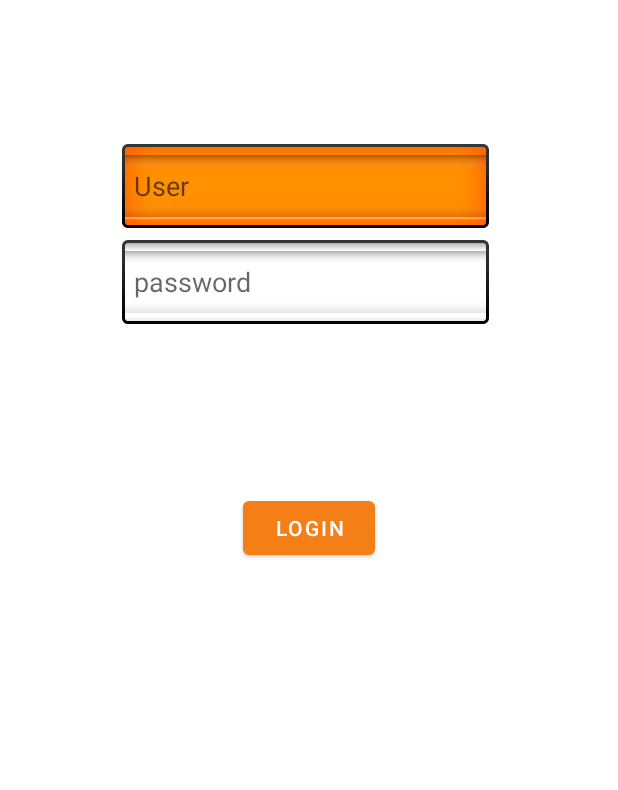
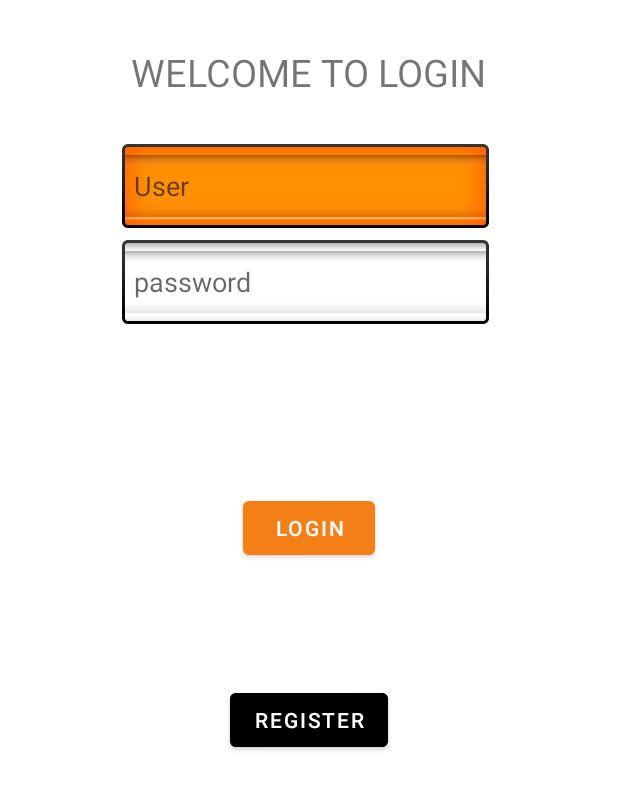
Before and after one commit to MarGualtieri/HomeBankingAndroid, an Android app: the screen it shows after launch (Login), on a phone screen of 412 x 824 dp. Shown: the top 790 px of the screen. Run offline under Robolectric (Android 15) with nearby library versions, the phone set to English and light mode, and no system bars; our stand-ins replace RxJava.

Commit message:
Register volley test

```diff
--- a/app/src/main/AndroidManifest.xml
+++ b/app/src/main/AndroidManifest.xml
@@ -5,6 +5,7 @@
     <uses-permission android:name="android.permission.INTERNET" />
 
     <application
+        android:usesCleartextTraffic="true"
         android:allowBackup="true"
         android:icon="@mipmap/ic_launcher"
         android:label="@string/app_name"
@@ -17,6 +18,10 @@
         <activity
             android:name=".Login"
             android:exported="true" />
+        <activity
+            android:name=".Register"
+            android:exported="true" />
+
         <activity android:name=".SplashScreen">
             <intent-filter>
                 <action android:name="android.intent.action.MAIN" />
--- a/app/src/main/java/ar/test/banco/Login.java
+++ b/app/src/main/java/ar/test/banco/Login.java
@@ -6,19 +6,38 @@ import androidx.fragment.app.Fragment;
 import android.content.Intent;
 import android.os.Bundle;
 
+import android.text.TextUtils;
 import android.view.View;
 import android.widget.Button;
 import android.widget.EditText;
 import android.widget.Toast;
 
+import ar.test.banco.Retrofit.IMyService;
+import ar.test.banco.Retrofit.RetrofitClient;
+import io.reactivex.Observer;
+import io.reactivex.android.schedulers.AndroidSchedulers;
+import io.reactivex.disposables.CompositeDisposable;
+import io.reactivex.functions.Consumer;
+import io.reactivex.schedulers.Schedulers;
+import retrofit2.Retrofit;
+
 
 public class Login extends AppCompatActivity {
 
-EditText login;
-EditText password;
-Button LogEnter;
+    EditText user;
+    EditText password;
+    Button btnLogin;
+    Button btnRegister;
+
+    CompositeDisposable compositeDisposable = new CompositeDisposable();
+    IMyService iMyService;
 
 
+    @Override
+    protected void onStop() {
+        compositeDisposable.clear();
+        super.onStop();
+    }
 
     @Override
     protected void onCreate(Bundle savedInstanceState) {
@@ -26,37 +45,72 @@ Button LogEnter;
         setContentView(R.layout.activity_login);
 
 
-        login = findViewById(R.id.username);
-        password = findViewById(R.id.password);
-        LogEnter = findViewById(R.id.logEnter);
+        //init service
+        Retrofit retrofitClient = RetrofitClient.getInstance();
+        iMyService = retrofitClient.create(IMyService.class);
+
+        //init view
 
 
-        LogEnter.setOnClickListener(v -> {
+        user = findViewById(R.id.username);
+        password = findViewById(R.id.password);
+        btnLogin = findViewById(R.id.logEnter);
+        btnRegister = findViewById(R.id.btnRegister);
+
+
+        btnRegister.setOnClickListener(v -> {
+
+            Intent next = new Intent(Login.this, Register.class);
+            startActivity(next);
+
+        });
+
+        btnLogin.setOnClickListener(v -> {
+
 
             Fragment fragment = new Fragment();
             Bundle bundle = new Bundle();
-            bundle.putString("username",login.getText().toString());
+            bundle.putString("username", user.getText().toString());
             fragment.setArguments(bundle);
 
 
-if(!password.getText().toString().isEmpty() && !login.getText().toString().isEmpty()  ){
+            loginUser(user.getText().toString(), password.getText().toString(),bundle);
 
-    Intent next = new Intent(Login.this, StartActivity.class);
-    next.putExtras(bundle);
-    startActivity(next);
 
-}else{
-//login.setVisibility(View.VISIBLE);
-    Toast.makeText(getApplicationContext(), "Username or Password is Empty"  , Toast.LENGTH_SHORT).show();
 
-}
+
 
         });
 
     }
 
+    private void loginUser(String user, String password, Bundle bundle) {
 
+        if(TextUtils.isEmpty(user)){
+            Toast.makeText(getApplicationContext(), "Username is Empty", Toast.LENGTH_SHORT).show();
+            return;
+        }
+        if(TextUtils.isEmpty(password)){
+            Toast.makeText(getApplicationContext(), "password is Empty", Toast.LENGTH_SHORT).show();
+            return;
+        }
 
+        Intent next = new Intent(Login.this, StartActivity.class);
+        next.putExtras(bundle);
+        startActivity(next);
+
+        compositeDisposable.add(iMyService.loginUser(user,password)
+                .subscribeOn(Schedulers.io())
+                .observeOn(AndroidSchedulers.mainThread())
+                .subscribe (new Consumer<String>(){
+                    @Override
+                    public void accept(String response) throws  Exception{
+                        Toast.makeText(getApplicationContext(), ""+response, Toast.LENGTH_SHORT).show();
+                    }
+
+                    }));
+
+    }
 
 
 }
--- /dev/null
+++ b/app/src/main/java/ar/test/banco/Retrofit/IMyService.java
@@ -0,0 +1,24 @@
+package ar.test.banco.Retrofit;
+
+
+
+import io.reactivex.Observable;
+import retrofit2.http.Field;
+import retrofit2.http.FormUrlEncoded;
+import retrofit2.http.GET;
+import retrofit2.http.POST;
+
+
+public interface IMyService {
+
+    @POST("register")
+    @FormUrlEncoded
+    Observable<String> registerUser(@Field("user") String user, @Field("password") String password);
+
+
+    @POST("login")
+    @FormUrlEncoded
+    Observable<String> loginUser(@Field("user") String user, @Field("password") String password);
+
+
+}
--- /dev/null
+++ b/app/src/main/java/ar/test/banco/Retrofit/RetrofitClient.java
@@ -0,0 +1,23 @@
+package ar.test.banco.Retrofit;
+
+import retrofit2.Retrofit;
+import retrofit2.adapter.rxjava2.RxJava2CallAdapterFactory;
+import retrofit2.converter.gson.GsonConverterFactory;
+
+public class RetrofitClient {
+
+    private static Retrofit ourInstance;
+
+    public static Retrofit getInstance() {
+        if (ourInstance == null)
+            ourInstance = new Retrofit.Builder()
+                    .baseUrl("https://jsonplaceholder.typicode.com/") // in emulator localhost will change to this url
+                    .addConverterFactory(GsonConverterFactory.create())
+                    .addCallAdapterFactory(RxJava2CallAdapterFactory.create())
+                    .build();
+        return ourInstance;
+    }
+
+    private RetrofitClient() {
+    }
+}
--- a/app/src/main/res/layout/activity_login.xml
+++ b/app/src/main/res/layout/activity_login.xml
@@ -5,6 +5,17 @@
     android:layout_width="match_parent"
     android:layout_height="match_parent"
     tools:context=".Login">
+
+    <TextView
+        android:id="@+id/loginPage"
+        android:layout_width="wrap_content"
+        android:layout_height="wrap_content"
+        android:text="WELCOME TO LOGIN"
+        android:textSize="25sp"
+        app:layout_constraintBottom_toTopOf="@+id/username"
+        app:layout_constraintEnd_toEndOf="parent"
+        app:layout_constraintStart_toStartOf="parent"
+        app:layout_constraintTop_toTopOf="parent" />
 
 
     <EditText
@@ -49,6 +60,23 @@
         app:layout_constraintTop_toBottomOf="@+id/password"
         app:layout_constraintVertical_bias="0.2" />
 
+    <Button
+        android:id="@+id/btnRegister"
+        android:layout_width="wrap_content"
+        android:layout_height="wrap_content"
+        android:layout_gravity="start"
+        android:layout_marginTop="16dp"
+        android:layout_marginBottom="64dp"
+        android:backgroundTint="@color/black"
+        android:enabled="true"
+        android:text="Register"
+        android:textColor="@color/white"
+        app:layout_constraintBottom_toBottomOf="parent"
+        app:layout_constraintEnd_toEndOf="parent"
+        app:layout_constraintStart_toStartOf="parent"
+        app:layout_constraintTop_toBottomOf="@+id/logEnter"
+        app:layout_constraintVertical_bias="0.2" />
+
     <ProgressBar
         android:id="@+id/loading"
         android:layout_width="wrap_content"
--- a/build.gradle
+++ b/build.gradle
@@ -17,6 +17,7 @@ allprojects {
         google()
         mavenCentral()
         jcenter() // Warning: this repository is going to shut down soon
+
     }
 }
 
```
Also changed, not shown: app/build.gradle (+14 -0 lines), app/src/main/java/ar/test/banco/Inicio.java (deleted, +0 -76 lines), app/src/main/java/ar/test/banco/MainActivity.java (+9 -11 lines), app/src/main/java/ar/test/banco/Register.java (added, +101 -0 lines), app/src/main/res/layout/inicio.xml (deleted, +0 -54 lines), app/src/main/res/layout/register_layout.xml (added, +110 -0 lines).
